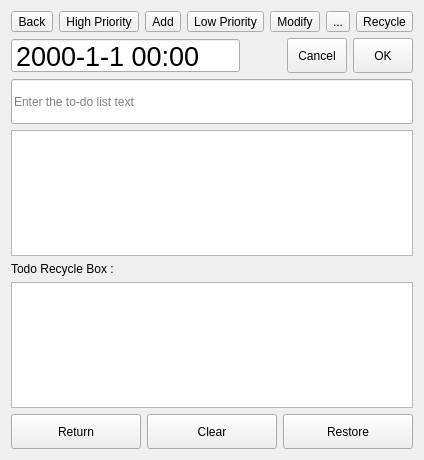
ic005k/Knot-Legacy, file dlgtodo.ui: the form before one commit.
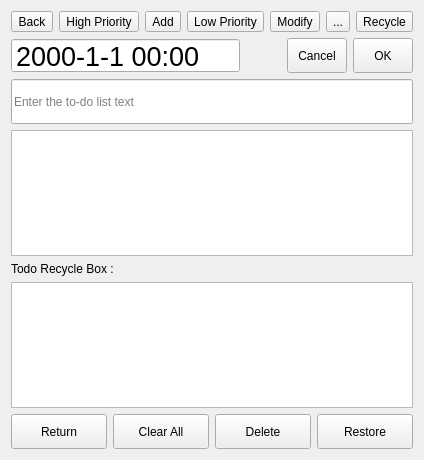
The form after the commit. Icons and pictures are not drawn.

Patch:
```diff
--- a/dlgtodo.ui
+++ b/dlgtodo.ui
@@ -533,7 +533,26 @@
          </size>
         </property>
         <property name="text">
-         <string>Clear</string>
+         <string>Clear All</string>
+        </property>
+       </widget>
+      </item>
+      <item>
+       <widget class="QToolButton" name="btnDel">
+        <property name="sizePolicy">
+         <sizepolicy hsizetype="Preferred" vsizetype="Fixed">
+          <horstretch>0</horstretch>
+          <verstretch>0</verstretch>
+         </sizepolicy>
+        </property>
+        <property name="minimumSize">
+         <size>
+          <width>0</width>
+          <height>35</height>
+         </size>
+        </property>
+        <property name="text">
+         <string>Delete</string>
         </property>
        </widget>
       </item>
```
